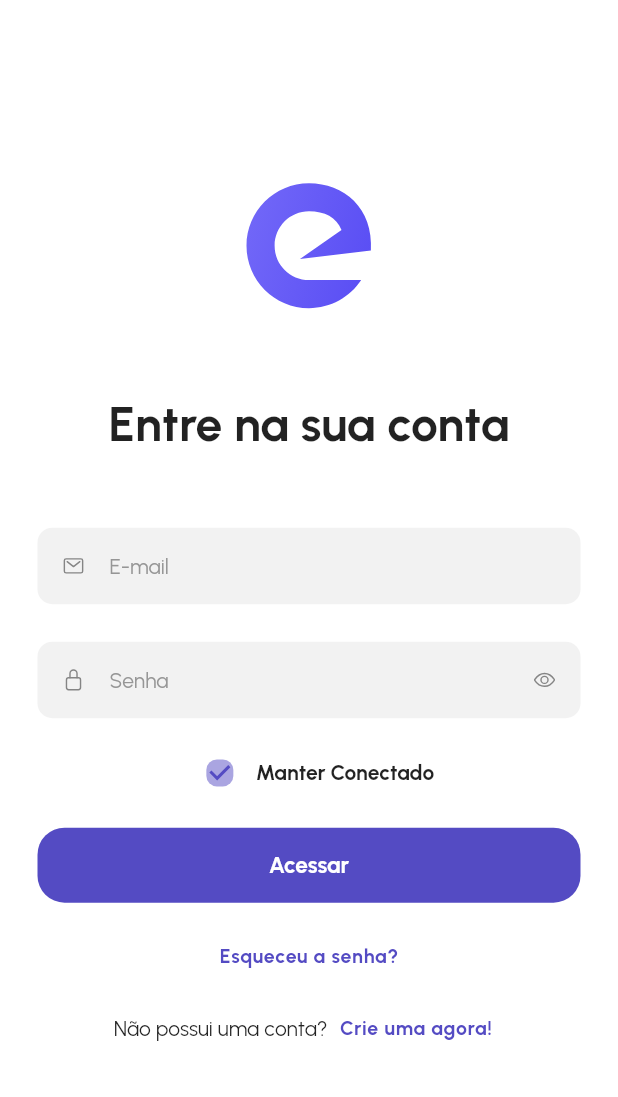
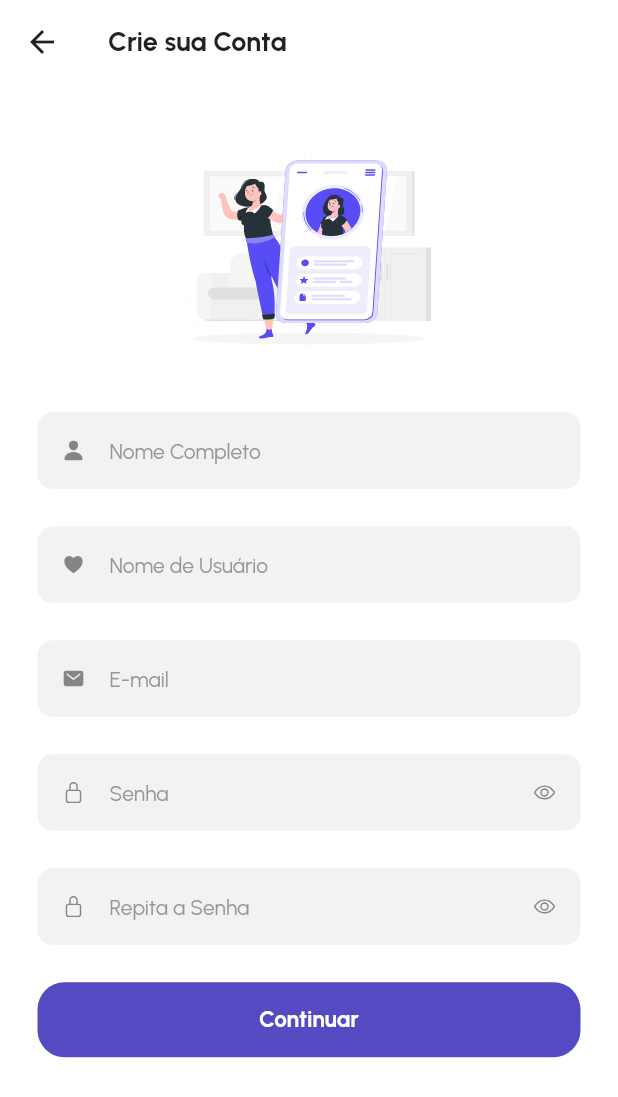
Before and after one commit to jvLarger/eventhub-flutter, a Flutter app: the screen it shows after launch, after a tap on "Crie uma agora!", on a phone screen of 412 x 824 dp. Shown: the top 1097 px of the screen. Run offline on Flutter 3.47's test engine with Material 2 defaults, Android fonts, the phone set to English and light mode, and no system bars; our stand-ins replace flutter_svg, ionicons.

```diff
--- a/lib/main.dart
+++ b/lib/main.dart
@@ -1,5 +1,5 @@
 import 'package:eventhub/config/themes/app_theme.dart';
-import 'package:eventhub/presentation/views/login/login_page.dart';
+import 'package:eventhub/presentation/views/auth/login/login_page.dart';
 import 'package:flutter/material.dart';
 
 void main() {
@@ -9,7 +9,6 @@ void main() {
 class MyApp extends StatelessWidget {
   const MyApp({super.key});
 
-  // This widget is the root of your application.
   @override
   Widget build(BuildContext context) {
     return MaterialApp(
--- a/lib/presentation/views/login/login_page.dart
+++ b/lib/presentation/views/auth/login/login_page.dart
@@ -1,6 +1,7 @@
 import 'package:eventhub/presentation/components/eventhub_body.dart';
 import 'package:eventhub/presentation/components/eventhub_text_form_field.dart';
-import 'package:eventhub/presentation/views/recuperar-senha/recuperar_senha_email_page.dart';
+import 'package:eventhub/presentation/views/auth/novousuario/novo_usuario_page.dart';
+import 'package:eventhub/presentation/views/auth/recuperar-senha/recuperar_senha_email_page.dart';
 import 'package:eventhub/utils/constants.dart';
 import 'package:eventhub/utils/util.dart';
 import 'package:flutter/material.dart';
@@ -162,7 +163,12 @@ class _LoginPageState extends State<LoginPage> {
                       fontSize: 13,
                     ),
                   ),
-                  onPressed: () {},
+                  onPressed: () {
+                    Util.goTo(
+                      context,
+                      const NovoUsuarioPage(),
+                    );
+                  },
                 ),
               ],
             ),
--- /dev/null
+++ b/lib/presentation/views/auth/novousuario/novo_usuario_page.dart
@@ -0,0 +1,158 @@
+import 'package:eventhub/presentation/components/eventhub_text_form_field.dart';
+import 'package:eventhub/presentation/components/eventhub_top_appbar.dart';
+import 'package:flutter/material.dart';
+import 'package:eventhub/presentation/components/eventhub_body.dart';
+import 'package:eventhub/utils/constants.dart';
+import 'package:flutter_svg/flutter_svg.dart';
+import 'package:ionicons/ionicons.dart';
+
+class NovoUsuarioPage extends StatefulWidget {
+  const NovoUsuarioPage({super.key});
+
+  @override
+  State<NovoUsuarioPage> createState() => _NovoUsuarioPageState();
+}
+
+class _NovoUsuarioPageState extends State<NovoUsuarioPage> {
+  final _formKey = GlobalKey<FormState>();
+  final TextEditingController _emailController = TextEditingController();
+  final TextEditingController _nomeCompletoController = TextEditingController();
+  final TextEditingController _nomeUsuarioController = TextEditingController();
+  final TextEditingController _senhaController = TextEditingController();
+  final TextEditingController _senhaRepetidaController =
+      TextEditingController();
+  bool _isSenhaVisivel = false;
+  bool _isRepitaSenhaVisivel = false;
+
+  @override
+  Widget build(BuildContext context) {
+    return EventHubBody(
+      topWidget: const EventHubTopAppbar(
+        title: "Crie sua Conta",
+      ),
+      child: Container(
+        padding: const EdgeInsets.all(
+          defaultPadding,
+        ),
+        child: Column(
+          children: [
+            SvgPicture.asset(
+              "assets/images/login.svg",
+              width: 200,
+            ),
+            const SizedBox(
+              height: 20,
+            ),
+            Form(
+              key: _formKey,
+              child: Column(
+                children: [
+                  EventHubTextFormField(
+                    label: "Nome Completo",
+                    prefixIcon: const Icon(
+                      Ionicons.person,
+                      size: 15,
+                    ),
+                    controller: _nomeCompletoController,
+                  ),
+                  const SizedBox(
+                    height: defaultPadding,
+                  ),
+                  EventHubTextFormField(
+                    label: "Nome de Usuário",
+                    prefixIcon: const Icon(
+                      Ionicons.heart,
+                      size: 15,
+                    ),
+                    controller: _nomeUsuarioController,
+                  ),
+                  const SizedBox(
+                    height: defaultPadding,
+                  ),
+                  EventHubTextFormField(
+                    label: "E-mail",
+                    prefixIcon: const Icon(
+                      Ionicons.mail,
+                      size: 15,
+                    ),
+                    controller: _emailController,
+                  ),
+                  const SizedBox(
+                    height: defaultPadding,
+                  ),
+                  EventHubTextFormField(
+                    label: "Senha",
+                    obscureText: !_isSenhaVisivel,
+                    prefixIcon: const Icon(
+                      Ionicons.lock_closed_outline,
+                      size: 15,
+                    ),
+                    controller: _senhaController,
+                    suffixIcon: IconButton(
+                      icon: Icon(
+                        !_isSenhaVisivel
+                            ? Ionicons.eye_outline
+                            : Ionicons.eye_off_outline,
+                        size: 15,
+                      ),
+                      onPressed: () {
+                        if (mounted) {
+                          setState(
+                            () {
+                              _isSenhaVisivel = !_isSenhaVisivel;
+                            },
+                          );
+                        }
+                      },
+                    ),
+                  ),
+                  const SizedBox(
+                    height: defaultPadding,
+                  ),
+                  EventHubTextFormField(
+                    label: "Repita a Senha",
+                    obscureText: !_isRepitaSenhaVisivel,
+                    prefixIcon: const Icon(
+                      Ionicons.lock_closed_outline,
+                      size: 15,
+                    ),
+                    controller: _senhaRepetidaController,
+                    suffixIcon: IconButton(
+                      icon: Icon(
+                        !_isRepitaSenhaVisivel
+                            ? Ionicons.eye_outline
+                            : Ionicons.eye_off_outline,
+                        size: 15,
+                      ),
+                      onPressed: () {
+                        if (mounted) {
+                          setState(
+                            () {
+                              _isRepitaSenhaVisivel = !_isRepitaSenhaVisivel;
+                            },
+                          );
+                        }
+                      },
+                    ),
+                  ),
+                  const SizedBox(
+                    height: defaultPadding,
+                  ),
+                  ElevatedButton(
+                    onPressed: () {},
+                    child: Row(
+                      mainAxisAlignment: MainAxisAlignment.center,
+                      children: const [
+                        Text("Continuar"),
+                      ],
+                    ),
+                  ),
+                ],
+              ),
+            )
+          ],
+        ),
+      ),
+    );
+  }
+}
--- a/lib/presentation/views/recuperar-senha/recuperar_senha_codigo_page.dart
+++ b/lib/presentation/views/auth/recuperar-senha/recuperar_senha_codigo_page.dart
@@ -1,7 +1,7 @@
 import 'package:eventhub/presentation/components/eventhub_body.dart';
 import 'package:eventhub/presentation/components/eventhub_text_form_field.dart';
 import 'package:eventhub/presentation/components/eventhub_top_appbar.dart';
-import 'package:eventhub/presentation/views/recuperar-senha/recuperar_senha_nova_senha_page.dart';
+import 'package:eventhub/presentation/views/auth/recuperar-senha/recuperar_senha_nova_senha_page.dart';
 import 'package:eventhub/utils/constants.dart';
 import 'package:eventhub/utils/util.dart';
 import 'package:flutter/material.dart';
--- a/lib/presentation/views/recuperar-senha/recuperar_senha_email_page.dart
+++ b/lib/presentation/views/auth/recuperar-senha/recuperar_senha_email_page.dart
@@ -1,7 +1,7 @@
 import 'package:eventhub/presentation/components/eventhub_body.dart';
 import 'package:eventhub/presentation/components/eventhub_text_form_field.dart';
 import 'package:eventhub/presentation/components/eventhub_top_appbar.dart';
-import 'package:eventhub/presentation/views/recuperar-senha/recuperar_senha_codigo_page.dart';
+import 'package:eventhub/presentation/views/auth/recuperar-senha/recuperar_senha_codigo_page.dart';
 import 'package:eventhub/utils/constants.dart';
 import 'package:eventhub/utils/util.dart';
 import 'package:flutter/material.dart';
--- a/lib/presentation/views/recuperar-senha/recuperar_senha_nova_senha_page.dart
+++ b/lib/presentation/views/auth/recuperar-senha/recuperar_senha_nova_senha_page.dart
@@ -1,7 +1,7 @@
 import 'package:eventhub/presentation/components/eventhub_body.dart';
 import 'package:eventhub/presentation/components/eventhub_text_form_field.dart';
 import 'package:eventhub/presentation/components/eventhub_top_appbar.dart';
-import 'package:eventhub/presentation/views/login/login_page.dart';
+import 'package:eventhub/presentation/views/auth/login/login_page.dart';
 import 'package:eventhub/utils/constants.dart';
 import 'package:eventhub/utils/util.dart';
 import 'package:flutter/material.dart';
--- a/pubspec.yaml
+++ b/pubspec.yaml
@@ -63,6 +63,7 @@ flutter:
     - assets/images/logo_eventhub.svg
     - assets/images/recuperar_senha.svg
     - assets/images/nova_senha.svg
+    - assets/images/login.svg
 
   # An image asset can refer to one or more resolution-specific "variants", see
   # https://flutter.dev/assets-and-images/#resolution-aware
```
Also changed, not shown: assets/images/login.svg (added).
